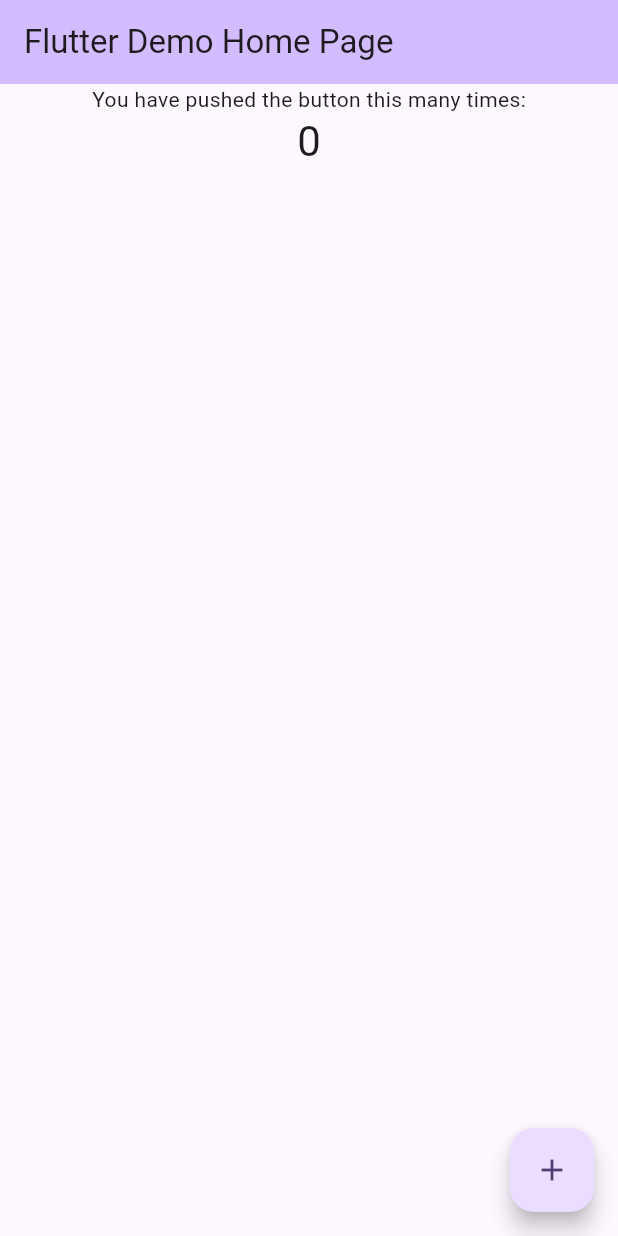
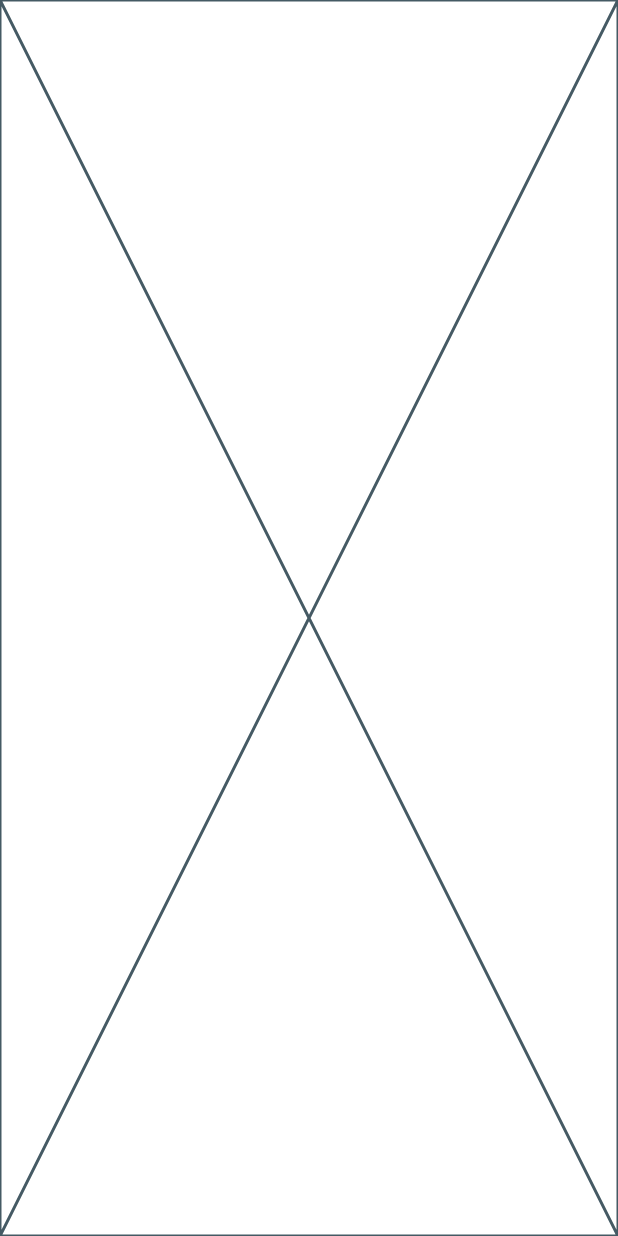
Before and after one commit to MohamedSayedBayoumy/google_map_course, a Flutter app: the screen it shows after launch, on a phone screen of 412 x 824 dp. Run offline on Flutter 3.47's test engine with Material 3 defaults, Android fonts, the phone set to English and light mode, and no system bars.

Commit message:
adjust code and add comment with google map package ..

```diff
--- /dev/null
+++ b/lib/home.dart
@@ -0,0 +1,10 @@
+import 'package:flutter/material.dart';
+
+class Home extends StatelessWidget {
+  const Home({super.key});
+
+  @override
+  Widget build(BuildContext context) {
+    return const Placeholder();
+  }
+}
--- a/lib/main.dart
+++ b/lib/main.dart
@@ -1,4 +1,6 @@
 import 'package:flutter/material.dart';
+
+import 'home.dart';
 
 void main() {
   runApp(const MyApp());
@@ -14,54 +16,7 @@ class MyApp extends StatelessWidget {
         colorScheme: ColorScheme.fromSeed(seedColor: Colors.deepPurple),
         useMaterial3: true,
       ),
-      home: const MyHomePage(title: 'Flutter Demo Home Page'),
+      home: const Home(),
     );
   }
 }
-
-class MyHomePage extends StatefulWidget {
-  const MyHomePage({super.key, required this.title});
-
-  final String title;
-
-  @override
-  State<MyHomePage> createState() => _MyHomePageState();
-}
-
-class _MyHomePageState extends State<MyHomePage> {
-  int _counter = 0;
-
-  void _incrementCounter() {
-    setState(() {
-      _counter++;
-    });
-  }
-
-  @override
-  Widget build(BuildContext context) {
-    return Scaffold(
-      appBar: AppBar(
-        backgroundColor: Theme.of(context).colorScheme.inversePrimary,
-        title: Text(widget.title),
-      ),
-      body: Center(
-        child: Column(
-          children: <Widget>[
-            const Text(
-              'You have pushed the button this many times:',
-            ),
-            Text(
-              '$_counter',
-              style: Theme.of(context).textTheme.headlineMedium,
-            ),
-          ],
-        ),
-      ),
-      floatingActionButton: FloatingActionButton(
-        onPressed: _incrementCounter,
-        tooltip: 'Increment',
-        child: const Icon(Icons.add),
-      ),
-    );
-  }
-}
--- a/pubspec.yaml
+++ b/pubspec.yaml
@@ -35,6 +35,7 @@ dependencies:
   # The following adds the Cupertino Icons font to your application.
   # Use with the CupertinoIcons class for iOS style icons.
   cupertino_icons: ^1.0.8
+  google_maps_flutter: #2.10.1
 
 dev_dependencies:
   flutter_test:
```
Also changed, not shown: pubspec.lock.
